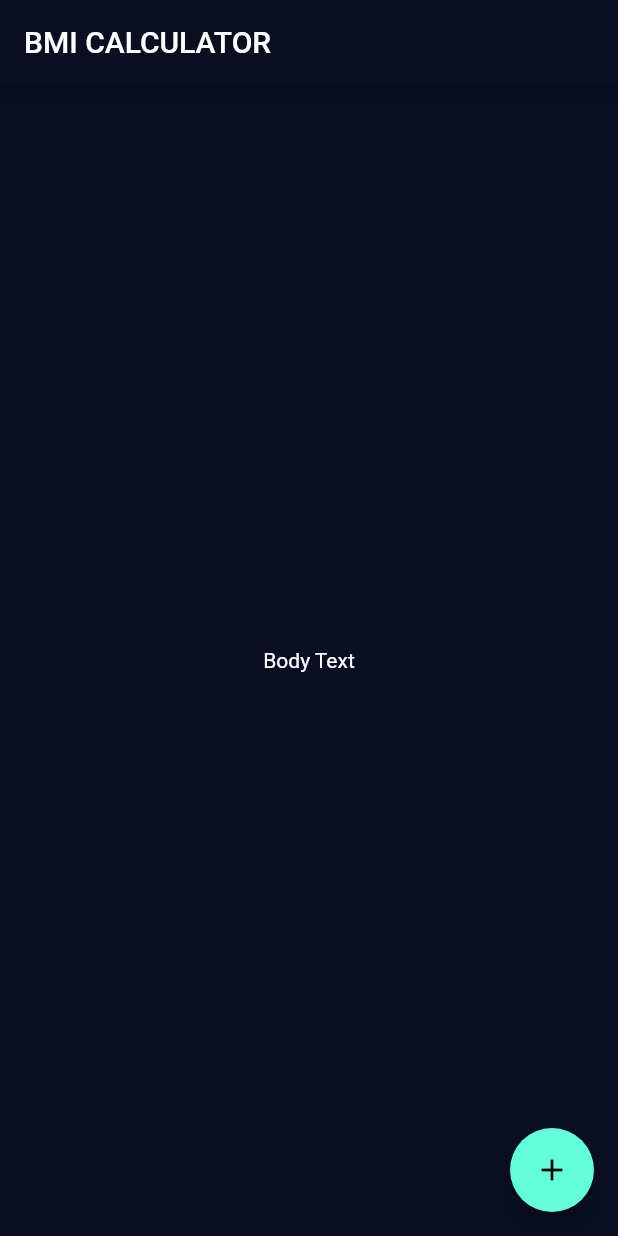
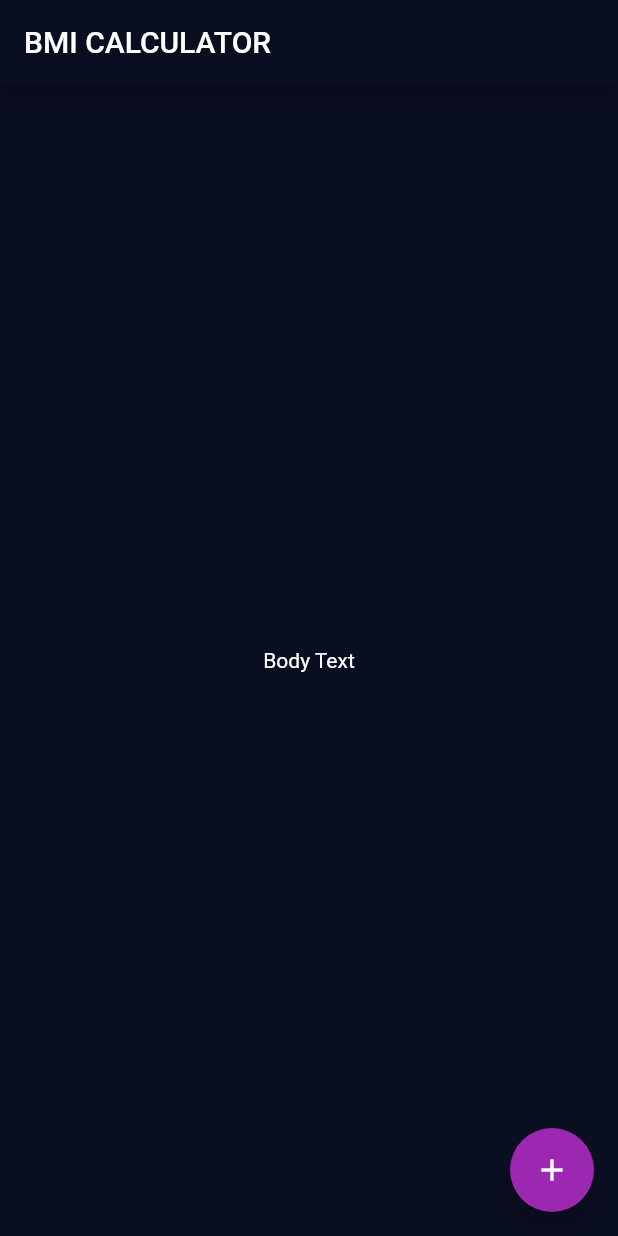
Before and after one commit to killerwilmer/appbrewery_flutter, a Flutter app: the screen it shows after launch, on a phone screen of 412 x 824 dp. Run offline on Flutter 3.47's test engine with Material 2 defaults, Android fonts, the phone set to English and light mode, and no system bars; our stand-ins replace audioplayers, rflutter_alert.

Commit message:
Change theme for specific widget

```diff
--- a/bmi-calculator-flutter/lib/main.dart
+++ b/bmi-calculator-flutter/lib/main.dart
@@ -30,8 +30,11 @@ class _InputPageState extends State<InputPage> {
       body: Center(
         child: Text('Body Text'),
       ),
-      floatingActionButton: FloatingActionButton(
-        child: Icon(Icons.add),
+      floatingActionButton: Theme(
+        data: ThemeData(accentColor: Colors.purple),
+        child: FloatingActionButton(
+          child: Icon(Icons.add),
+        ),
       ),
     );
   }
```
